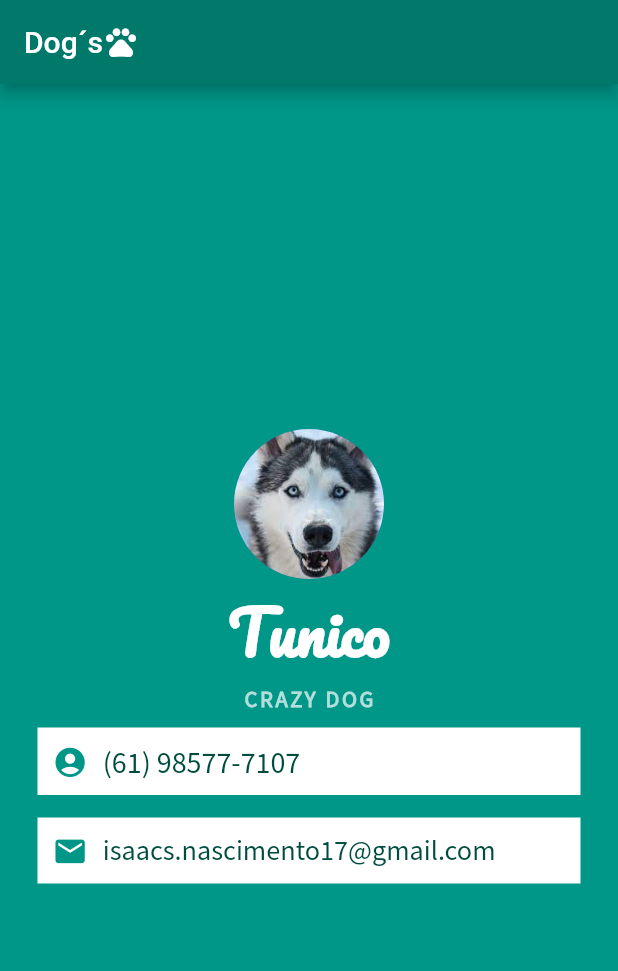
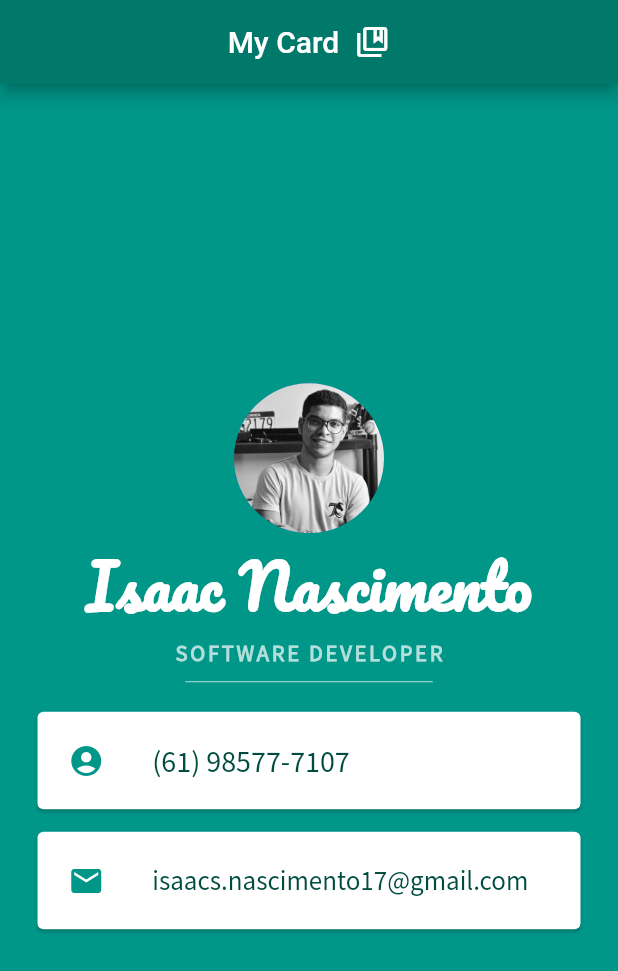
Before and after one commit to IsaacNascimento/FlutterMyCard, a Flutter app: the screen it shows after launch, on a phone screen of 412 x 824 dp. Shown: the top 971 px of the screen. Run offline on Flutter 3.47's test engine with Material 2 defaults, Android fonts, the phone set to English and light mode, and no system bars.

Commit message:
Small changes and improvements: Widgets discoveries

```diff
--- a/lib/main.dart
+++ b/lib/main.dart
@@ -15,7 +15,13 @@ class MyApp extends StatelessWidget {
         appBar: AppBar(
           backgroundColor: Colors.teal.shade700,
           title: Center(
-            child: Row(children: [Text('Dog´s'), Icon(Icons.pets)]),
+            child: Row(mainAxisAlignment: MainAxisAlignment.center, children: [
+              Text('My Card'),
+              SizedBox(
+                width: 10.0,
+              ),
+              Icon(Icons.collections_bookmark_outlined)
+            ]),
           ),
         ),
         backgroundColor: Colors.teal,
@@ -91,11 +97,11 @@ class MiCard extends StatelessWidget {
         Center(
           child: CircleAvatar(
             radius: 50.0,
-            backgroundImage: AssetImage('images/husky.jpg'),
+            backgroundImage: AssetImage('images/isaac.png'),
           ),
         ),
         Text(
-          'Tunico',
+          'Isaac Nascimento',
           style: TextStyle(
               fontSize: 40.0,
               color: Colors.white,
@@ -103,7 +109,7 @@ class MiCard extends StatelessWidget {
               fontFamily: 'Pacifico'),
         ),
         Text(
-          'CRAZY DOG',
+          'SOFTWARE DEVELOPER',
           style: TextStyle(
               color: Colors.teal.shade100,
               fontSize: 15.0,
@@ -111,53 +117,49 @@ class MiCard extends StatelessWidget {
               fontWeight: FontWeight.bold,
               fontFamily: 'SourceSansPro'),
         ),
-        Container(
+        SizedBox(
+          height: 20.0,
+          width: 165.0,
+          child: Divider(
+            color: Colors.teal.shade100,
+          ),
+        ),
+        Card(
           color: Colors.white,
           margin: EdgeInsets.symmetric(vertical: 10.0, horizontal: 25.0),
-          padding: EdgeInsets.all(10.0),
-          child: Row(
-            children: <Widget>[
-              Icon(
-                Icons.account_circle,
-                size: 23.5,
-                color: Colors.teal,
-              ),
-              SizedBox(
-                width: 10.0,
-              ),
-              Text(
+          child: Padding(
+            padding: const EdgeInsets.all(4.5),
+            child: ListTile(
+              leading: Icon(Icons.account_circle, color: Colors.teal),
+              title: Text(
                 '(61) 98577-7107',
                 style: TextStyle(
                     color: Colors.teal.shade900,
                     fontFamily: 'SourceSansPro',
                     fontSize: 20.0),
-              )
-            ],
+              ),
+            ),
           ),
         ),
-        Container(
+        Card(
           color: Colors.white,
-          padding: EdgeInsets.all(10.0),
           margin: EdgeInsets.symmetric(vertical: 5.0, horizontal: 25.0),
-          child: Row(
-            children: <Widget>[
-              Icon(
+          child: Padding(
+            padding: const EdgeInsets.all(4.5),
+            child: ListTile(
+              leading: Icon(
                 Icons.email,
-                size: 23.5,
                 color: Colors.teal,
               ),
-              SizedBox(
-                width: 10.0,
-              ),
-              Text(
+              title: Text(
                 'isaacs.nascimento17@gmail.com',
                 style: TextStyle(
                   color: Colors.teal.shade900,
-                  fontSize: 18.8,
+                  fontSize: 18.0,
                   fontFamily: 'SourceSansPro',
                 ),
               ),
-            ],
+            ),
           ),
         )
       ],
```
Also changed, not shown: images/isaac.png (added), 9 other files.
